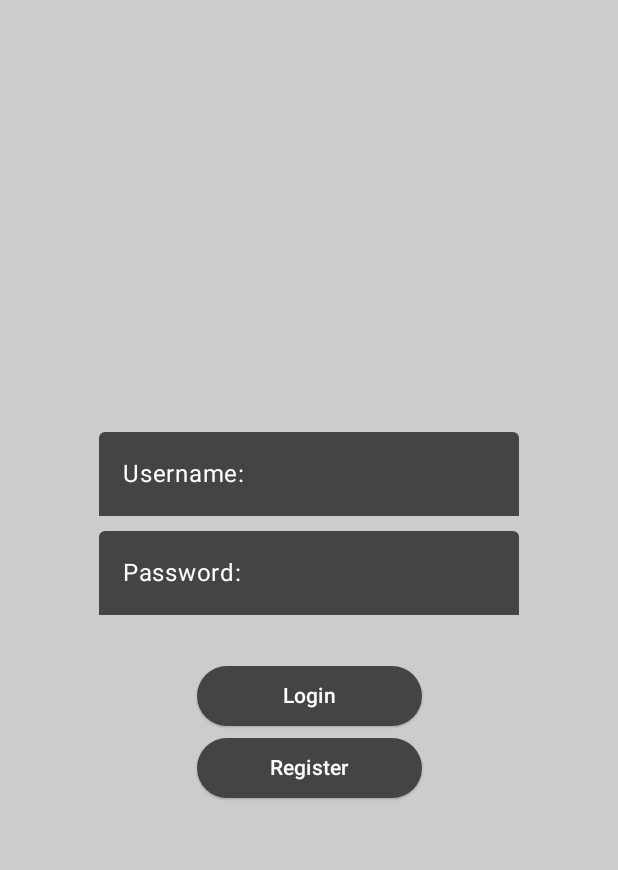
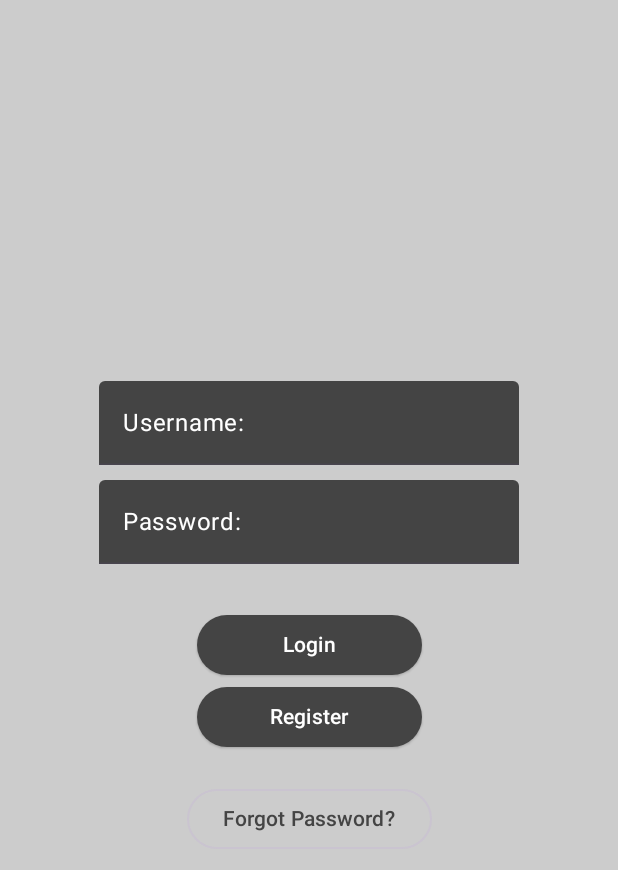
Before and after one commit to thePhenom21/talkativeJetpack, an Android app built with Jetpack Compose: the screen it shows after launch (MainActivity), on a phone screen of 412 x 824 dp. Shown: the top 870 px of the screen. Run offline under Robolectric (Android 15) with nearby library versions, the phone set to English and light mode, and no system bars.

Commit message:
default login page

```diff
--- a/app/src/main/java/com/cosulabs/talkative/views/LoginPage.kt
+++ b/app/src/main/java/com/cosulabs/talkative/views/LoginPage.kt
@@ -9,9 +9,9 @@ import androidx.compose.foundation.layout.fillMaxHeight
 import androidx.compose.foundation.layout.fillMaxWidth
 import androidx.compose.foundation.layout.padding
 import androidx.compose.foundation.layout.width
-import androidx.compose.material3.ExperimentalMaterial3Api
+import androidx.compose.material3.ButtonDefaults
+import androidx.compose.material3.OutlinedButton
 import androidx.compose.material3.Text
-import androidx.compose.material3.TextField
 import androidx.compose.runtime.Composable
 import androidx.compose.runtime.getValue
 import androidx.compose.runtime.mutableStateOf
@@ -20,7 +20,6 @@ import androidx.compose.runtime.setValue
 import androidx.compose.ui.Alignment
 import androidx.compose.ui.Modifier
 import androidx.compose.ui.graphics.Color
-import androidx.compose.ui.platform.LocalConfiguration
 import androidx.compose.ui.text.input.PasswordVisualTransformation
 import androidx.compose.ui.text.input.TextFieldValue
 import androidx.compose.ui.unit.dp
@@ -33,8 +32,6 @@ class LoginPage : ComponentActivity() {
 }
 
 
-@SuppressLint("UnrememberedMutableState")
-@OptIn(ExperimentalMaterial3Api::class)
 @Composable
 fun LoginView(){
     var usernameController by remember { mutableStateOf(TextFieldValue()) }
@@ -53,9 +50,11 @@ fun LoginView(){
         CustomTextField(
             visualTransformation = PasswordVisualTransformation('*'),
             placeholder = {Text("Password: ", color = Color.White)},
-            modifier = Modifier.padding(bottom = 30.dp),
-            value = passwordController, onValueChange = {passwordController = it})
+            modifier = Modifier.padding(bottom = 30.dp), value = passwordController, onValueChange = {passwordController = it})
         LoginButton(text = "Login", modifier = Modifier.width(BUTTON_WIDTH))
         LoginButton(text = "Register",modifier = Modifier.width(BUTTON_WIDTH))
+        OutlinedButton(onClick = {},modifier = Modifier.padding(top = 20.dp), colors = ButtonDefaults.outlinedButtonColors(containerColor = Color.LightGray, contentColor = Color.DarkGray)) {
+            Text("Forgot Password?",)
+        }
     }
 }
```
